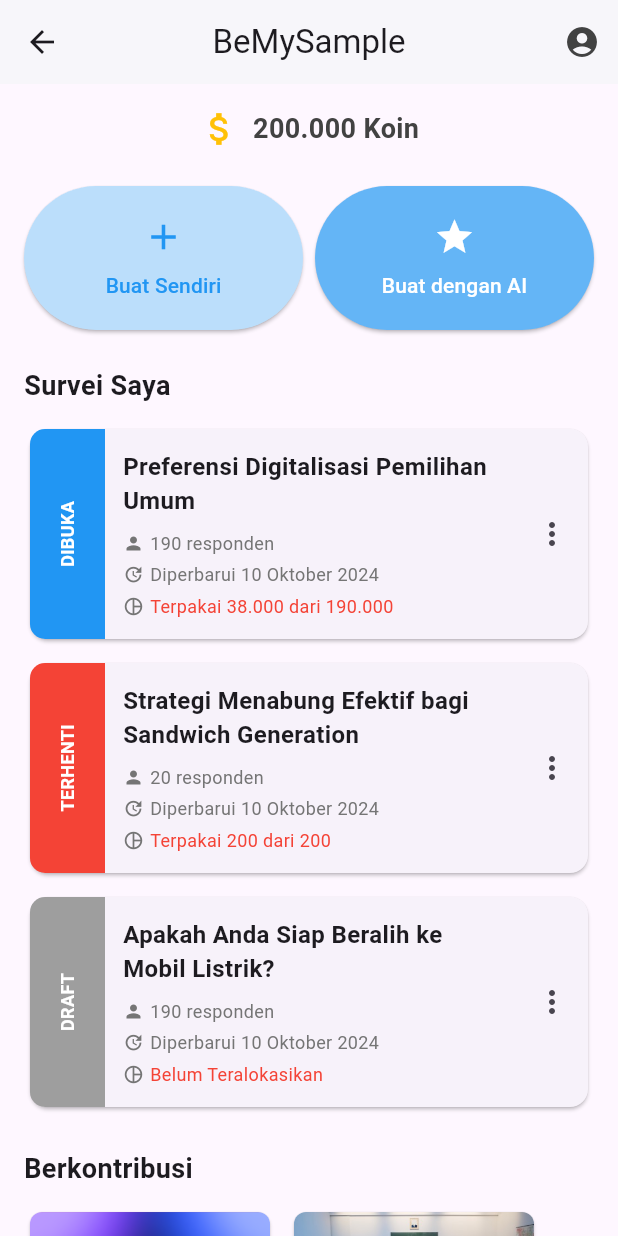
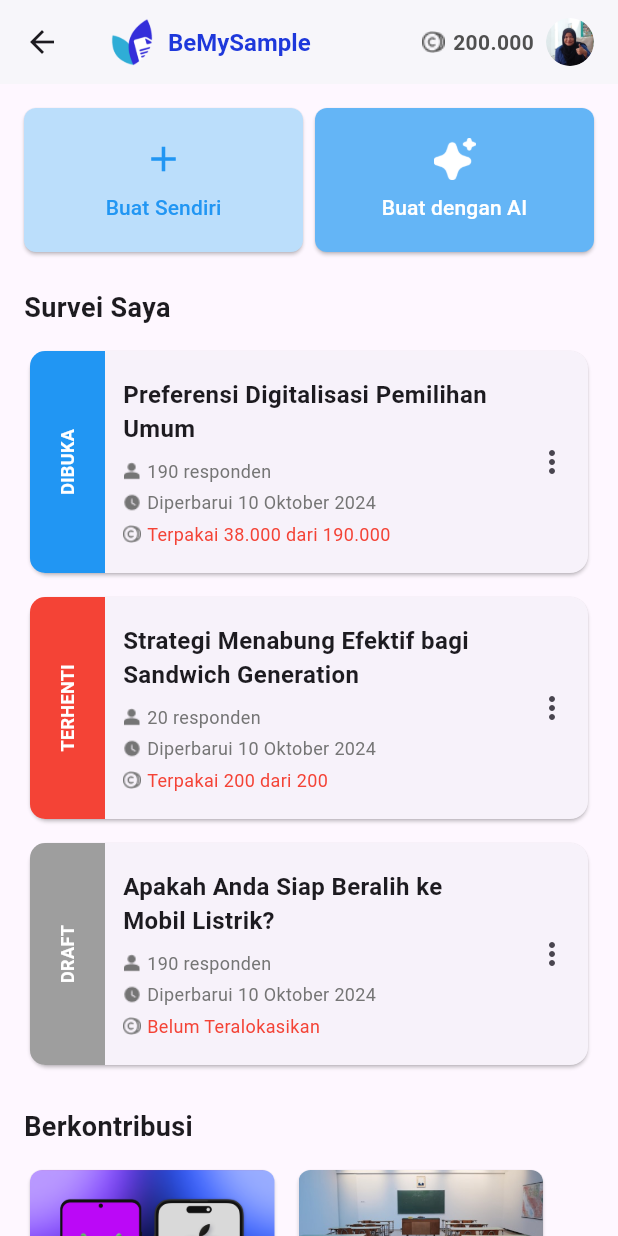
Before and after one commit to BeMySample/BeMySample_MobileFE, a Flutter app: the HomePage screen opened by its route, on a phone screen of 412 x 824 dp. Run offline on Flutter 3.47's test engine with Material 3 defaults, Android fonts, the phone set to English and light mode, and no system bars.

Commit message:
feat: change homescreen, profile picture, icons update, rounded corner adjustment, appbar adjustment

```diff
--- a/lib/pages/home.dart
+++ b/lib/pages/home.dart
@@ -7,14 +7,57 @@
   Widget build(BuildContext context) {
     return Scaffold(
       appBar: AppBar(
-        title: const Text('BeMySample'),
-        centerTitle: true,
         backgroundColor: Colors.white,
         elevation: 1,
+        title: Row(
+          children: [
+            Image.asset(
+              'lib/assets/icons/BeMySampleIcon.png', // Path ke logo
+              width: 32, // Sesuaikan ukuran logo
+              height: 32,
+            ),
+            const SizedBox(width: 8),
+            const Text(
+              'BeMySample',
+              style: TextStyle(
+                color: Color.fromRGBO(30, 56, 219, 1),
+                fontSize: 16,
+                fontWeight: FontWeight.bold,
+              ),
+            ),
+          ],
+        ),
+        centerTitle: true,
         actions: [
-          IconButton(
-            icon: Icon(Icons.account_circle, color: Colors.grey[800]),
-            onPressed: () {},
+          Row(
+            children: [
+              Image.asset(
+                'lib/assets/icons/iconscoin.png', // Path ke ikon koin
+                width: 18,
+                height: 18,
+              ),
+              const SizedBox(width: 4),
+              const Text(
+                '200.000',
+                style: TextStyle(
+                  fontSize: 14,
+                  fontWeight: FontWeight.bold,
+                  color: Color.fromARGB(255, 80, 80, 80),
+                ),
+              ),
+              const SizedBox(width: 8), // Jarak antara koin dan ikon profil
+              Padding(
+                padding: const EdgeInsets.only(right: 16.0), // Jarak kanan dari tepi
+                child: ClipOval(
+                  child: Image.asset(
+                    'lib/assets/images/FotoEky.png', // Path ke foto profil
+                    width: 32, // Sesuaikan ukuran ikon profil
+                    height: 32,
+                    fit: BoxFit.cover,
+                  ),
+                ),
+              ),
+            ],
           ),
         ],
       ),
@@ -23,24 +66,6 @@
         child: Column(
           crossAxisAlignment: CrossAxisAlignment.start,
           children: [
-            // Bagian Koin yang Dimiliki
-            Row(
-              mainAxisAlignment: MainAxisAlignment.center,
-              children: [
-                Icon(Icons.attach_money, color: Colors.amber, size: 28),
-                const SizedBox(width: 8),
-                Text(
-                  '200.000 Koin',
-                  style: TextStyle(
-                    fontSize: 18,
-                    fontWeight: FontWeight.bold,
-                    color: Colors.grey[800],
-                  ),
-                ),
-              ],
-            ),
-            const SizedBox(height: 24),
-
             // Section atas dengan dua tombol utama
             Row(
               mainAxisAlignment: MainAxisAlignment.spaceBetween,
@@ -51,6 +76,9 @@
                     style: ElevatedButton.styleFrom(
                       padding: const EdgeInsets.symmetric(vertical: 20),
                       backgroundColor: Colors.blue[100],
+                      shape: RoundedRectangleBorder(
+                        borderRadius: BorderRadius.circular(8), // Ubah tingkat rounded di sini
+                      ),
                     ),
                     child: Column(
                       children: [
@@ -68,10 +96,18 @@
                     style: ElevatedButton.styleFrom(
                       padding: const EdgeInsets.symmetric(vertical: 20),
                       backgroundColor: Colors.blue[300],
+                      shape: RoundedRectangleBorder(
+                        borderRadius: BorderRadius.circular(8), // Ubah tingkat rounded di sini
+                      ),
                     ),
                     child: Column(
                       children: [
-                        Icon(Icons.star, color: Colors.white, size: 28),
+                        Image.asset(
+                          'lib/assets/icons/staricon.png', // Path ke ikon bintang custom
+                          width: 28,
+                          height: 28,
+                          color: Colors.white, // Sesuaikan warna ikon
+                        ),
                         SizedBox(height: 8),
                         Text("Buat dengan AI", style: TextStyle(color: Colors.white)),
                       ],
@@ -139,7 +175,7 @@
         children: [
           Container(
             width: 50,
-            height: 140,
+            height: 148,
             decoration: BoxDecoration(
               color: color,
               borderRadius: BorderRadius.only(
@@ -178,7 +214,12 @@
                     children: [
                       Row(
                         children: [
-                          Icon(Icons.person, size: 14, color: Colors.grey[600]),
+                          Image.asset(
+                            'lib/assets/icons/person.png', // Path ke ikon yang diinginkan
+                            width: 12,
+                            height: 12,
+                            color: Colors.grey[600],
+                          ),
                           const SizedBox(width: 4),
                           Text(responses, style: TextStyle(color: Colors.grey[600], fontSize: 12)),
                         ],
@@ -186,7 +227,12 @@
                       const SizedBox(height: 4),
                       Row(
                         children: [
-                          Icon(Icons.update, size: 14, color: Colors.grey[600]),
+                          Image.asset(
+                            'lib/assets/icons/clock.png', // Path ke ikon yang diinginkan
+                            width: 12,
+                            height: 12,
+                            color: Colors.grey[600],
+                          ),
                           const SizedBox(width: 4),
                           Text("Diperbarui 10 Oktober 2024", style: TextStyle(color: Colors.grey[600], fontSize: 12)),
                         ],
@@ -194,7 +240,12 @@
                       const SizedBox(height: 4),
                       Row(
                         children: [
-                          Icon(Icons.pie_chart_outline, size: 14, color: Colors.grey[600]),
+                          Image.asset(
+                            'lib/assets/icons/iconscoin.png', // Path ke ikon yang diinginkan
+                            width: 12,
+                            height: 12,
+                            color: Colors.grey[600],
+                          ),
                           const SizedBox(width: 4),
                           Text(status, style: TextStyle(color: Colors.red, fontSize: 12)),
                         ],
@@ -220,7 +271,7 @@
         borderRadius: BorderRadius.circular(8),
       ),
       child: Container(
-        width: 160,
+        width: 163,
         child: Column(
           crossAxisAlignment: CrossAxisAlignment.start,
           children: [
@@ -243,7 +294,18 @@
                     maxLines: null, // Tidak ada batas maksimal baris
                   ),
                   const SizedBox(height: 4),
-                  Text("Dapatkan $points", style: TextStyle(color: Colors.blue)),
+                  Row(
+                    children: [
+                      Image.asset(
+                        'lib/assets/icons/iconscoin.png', // Path ke ikon koin
+                        width: 12,
+                        height: 12,
+                        color: Colors.blue, // Sesuaikan warna ikon
+                      ),
+                      const SizedBox(width: 4),
+                      Text("Dapatkan $points", style: TextStyle(color: Colors.blue)),
+                    ],
+                  ),
                 ],
               ),
             ),
--- a/pubspec.yaml
+++ b/pubspec.yaml
@@ -68,6 +68,12 @@
      - lib/assets/images/Perkuliahan.png
      - lib/assets/images/WFHWFO.png
      - lib/assets/images/KuliahOrganisasi.png
+     - lib/assets/icons/iconscoin.png
+     - lib/assets/icons/clock.png
+     - lib/assets/icons/person.png
+     - lib/assets/icons/BeMySampleIcon.png
+     - lib/assets/images/FotoEky.png
+     - lib/assets/icons/staricon.png
 
   # An image asset can refer to one or more resolution-specific "variants", see
   # https://flutter.dev/to/resolution-aware-images
```
Also changed, not shown: lib/assets/icons/BeMySampleIcon.png (added), lib/assets/icons/clock.png (added), lib/assets/icons/iconscoin.png (added), lib/assets/icons/person.png (added), lib/assets/icons/staricon.png (added), lib/assets/images/FotoEky.png (added).
